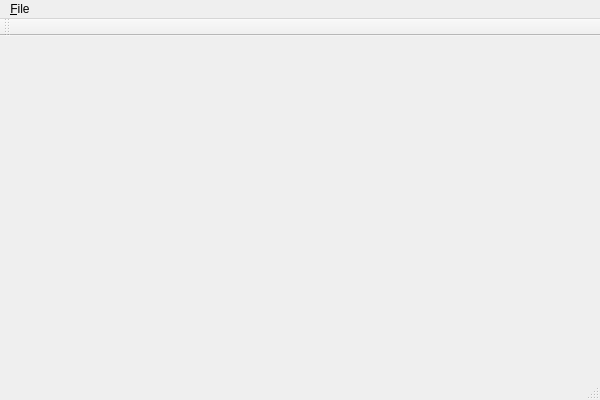
Before: the Qt Designer form source/mainwindow.ui in martin-kudlicka/crypto-miner, drawn with Qt 5.
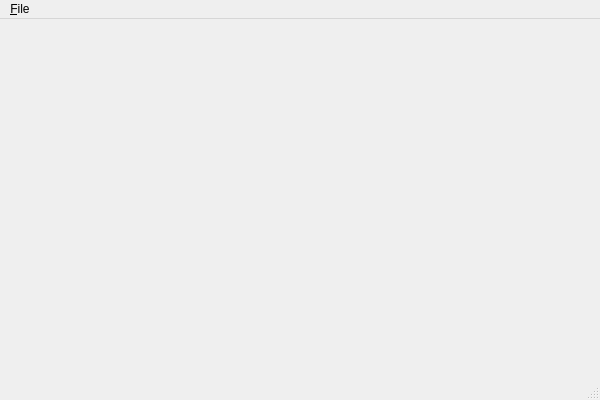
After: the same form once the commit is applied.

Commit message: - tool bar

The edit to the form file:
```diff
--- a/source/mainwindow.ui
+++ b/source/mainwindow.ui
@@ -31,14 +31,6 @@
    </widget>
    <addaction name="menu_File"/>
   </widget>
-  <widget class="QToolBar" name="mainToolBar">
-   <attribute name="toolBarArea">
-    <enum>TopToolBarArea</enum>
-   </attribute>
-   <attribute name="toolBarBreak">
-    <bool>false</bool>
-   </attribute>
-  </widget>
   <widget class="QStatusBar" name="statusBar"/>
   <action name="actionE_xit">
    <property name="text">
```
